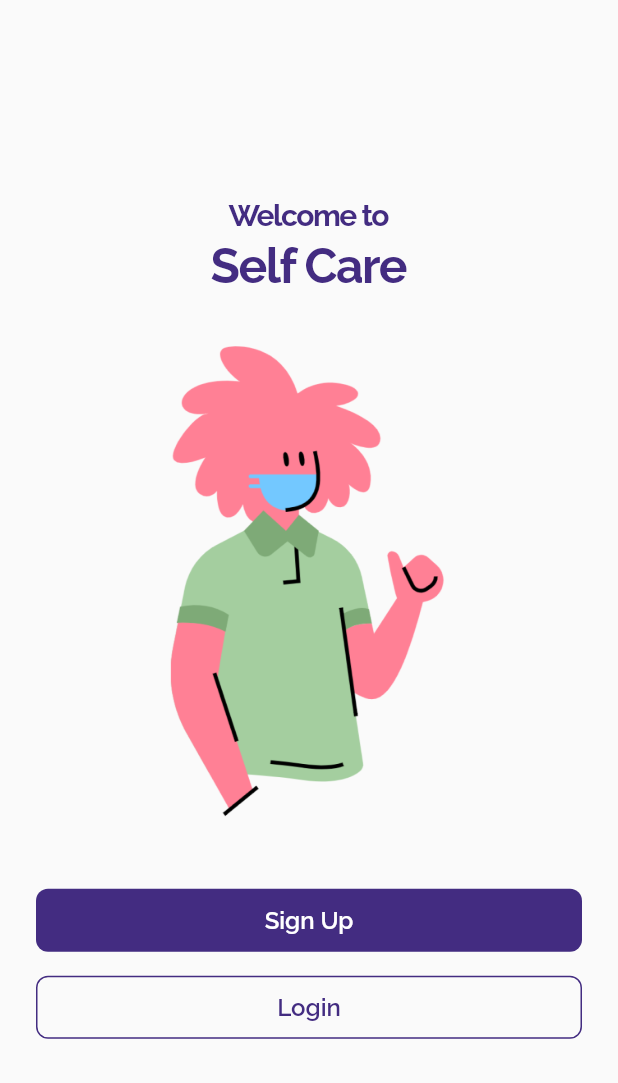
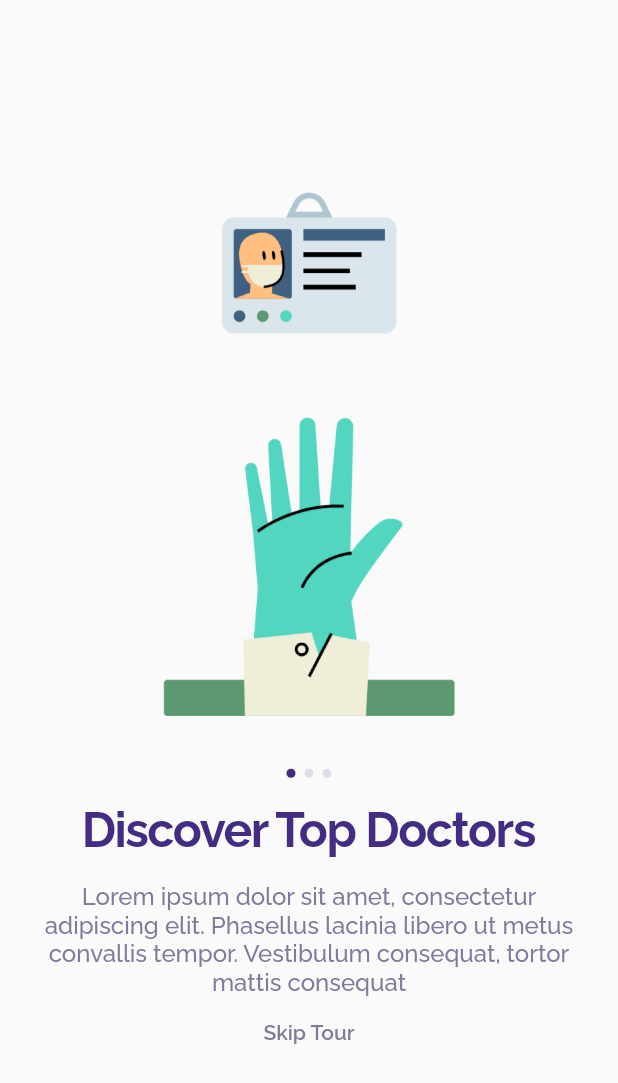
Before and after one commit to Syahro/healthcare, a Flutter app: the screen it shows after launch, on a phone screen of 412 x 824 dp. Shown: the top 1083 px of the screen. Run offline on Flutter 3.47's test engine with Material 2 defaults, Android fonts, the phone set to English and light mode, and no system bars; our stand-ins replace google_fonts.

Commit message:
done modifiedOnboardingPage and add some assets or support

```diff
--- a/lib/main.dart
+++ b/lib/main.dart
@@ -1,5 +1,5 @@
 import 'package:flutter/material.dart';
-import 'package:healthcare/pages/splash_page.dart';
+import 'package:healthcare/pages/onboard_page.dart';
 
 void main() => runApp(MyApp());
 
@@ -8,7 +8,15 @@ class MyApp extends StatelessWidget {
   Widget build(BuildContext context) {
     return MaterialApp(
       debugShowCheckedModeBanner: false,
-      home: SplashPage(),
+      home: OnboardPage(
+        imageUrl: 'assets/livesafer.png',
+        title: 'Discover Top Doctors',
+        subTitle: 'Lorem ipsum dolor sit amet, consectetur\nadipiscing elit. Phasellus lacinia libero ut metus\nconvallis tempor. Vestibulum consequat, tortor\nmattis consequat',
+        isFirst: true,
+        isSecond: false,
+        isLast: false,
+        codeAct: 'isFirst',
+      ),
     );
   }
 }
--- /dev/null
+++ b/lib/pages/onboard_page.dart
@@ -0,0 +1,130 @@
+import 'package:flutter/material.dart';
+import 'package:healthcare/pages/splash_page.dart';
+import 'package:healthcare/theme.dart';
+import 'package:healthcare/widget/bullet_onboard.dart';
+
+class OnboardPage extends StatelessWidget {
+  final String imageUrl;
+  final String title;
+  final String subTitle;
+  final bool isFirst;
+  final bool isSecond;
+  final bool isLast;
+  final String codeAct;
+
+  OnboardPage({
+    this.imageUrl,
+    this.title,
+    this.subTitle,
+    this.isFirst,
+    this.isSecond,
+    this.isLast,
+    this.codeAct,
+  });
+  @override
+  Widget build(BuildContext context) {
+    return Scaffold(
+      body: Column(
+        mainAxisAlignment: MainAxisAlignment.center,
+        children: [
+          Image.asset(
+            imageUrl,
+            width: MediaQuery.of(context).size.width - (2 * 16),
+            height: 350,
+          ),
+          SizedBox(
+            height: 35,
+          ),
+          Row(
+            mainAxisAlignment: MainAxisAlignment.center,
+            children: [
+              BulletOnboard(isFirst),
+              SizedBox(
+                width: 6,
+              ),
+              BulletOnboard(isSecond),
+              SizedBox(
+                width: 6,
+              ),
+              BulletOnboard(isLast),
+            ],
+          ),
+          SizedBox(
+            height: 16,
+          ),
+          Text(
+            title,
+            style: headingThree.copyWith(
+              color: inkOne,
+            ),
+          ),
+          SizedBox(
+            height: 16,
+          ),
+          Text(
+            subTitle,
+            style: paragraphOne.copyWith(
+              color: darkGreyColor,
+            ),
+            textAlign: TextAlign.center,
+          ),
+          SizedBox(
+            height: 16,
+          ),
+          InkWell(
+            onTap: () {
+              (codeAct == "isFirst")
+                  ? Navigator.push(
+                      context,
+                      MaterialPageRoute(
+                        builder: (context) {
+                          return OnboardPage(
+                            imageUrl: 'assets/caretaking.png',
+                            title: 'Ask a Doctor Online',
+                            subTitle:
+                                'Lorem ipsum dolor sit amet, consectetur\nadipiscing elit. Phasellus lacinia libero ut metus\nconvallis tempor. Vestibulum consequat, tortor\nmattis consequat',
+                            isFirst: false,
+                            isSecond: true,
+                            isLast: false,
+                            codeAct: 'isSecond',
+                          );
+                        },
+                      ),
+                    )
+                  : (codeAct == "isSecond")
+                      ? Navigator.push(
+                          context,
+                          MaterialPageRoute(
+                            builder: (context) {
+                              return OnboardPage(
+                                imageUrl: 'assets/new_patient.png',
+                                title: 'Get Expert Advice',
+                                subTitle:
+                                    'Lorem ipsum dolor sit amet, consectetur\nadipiscing elit. Phasellus lacinia libero ut metus\nconvallis tempor. Vestibulum consequat, tortor\nmattis consequat',
+                                isFirst: false,
+                                isSecond: false,
+                                isLast: true,
+                                codeAct: 'isLast',
+                              );
+                            },
+                          ),
+                        )
+                      : Navigator.push(
+                          context,
+                          MaterialPageRoute(
+                            builder: (context) {
+                              return SplashPage();
+                            },
+                          ),
+                        );
+            },
+            child: Text(
+              'Skip Tour',
+              style: buttonThree.copyWith(color: darkGreyColor),
+            ),
+          ),
+        ],
+      ),
+    );
+  }
+}
--- a/lib/theme.dart
+++ b/lib/theme.dart
@@ -13,6 +13,9 @@ Color primarySix = Color(0XFFEDECF4);
 Color yellowColor = Color(0XFFFEC62F);
 Color redColor = Color(0XFFEB5858);
 Color blueColor = Color(0XFF29C9FB);
+Color inkOne = Color(0XFF432C81);
+Color greyColor = Color(0XFFE0DDEA);
+Color darkGreyColor = Color(0XFF82799D);
 
 TextStyle headingOne = GoogleFonts.raleway(
   fontSize: 56,
--- /dev/null
+++ b/lib/widget/bullet_onboard.dart
@@ -0,0 +1,20 @@
+import 'package:flutter/material.dart';
+
+import '../theme.dart';
+
+class BulletOnboard extends StatelessWidget {
+  final bool isActive;
+
+  BulletOnboard(this.isActive);
+  @override
+  Widget build(BuildContext context) {
+    return Container(
+      height: 6,
+      width: 6,
+      decoration: BoxDecoration(
+        color: isActive ? inkOne : greyColor,
+        borderRadius: BorderRadius.circular(3),
+      ),
+    );
+  }
+}
```
Also changed, not shown: assets/caretaking.png (added), assets/livesafer.png (added), assets/new_patient.png (added).
